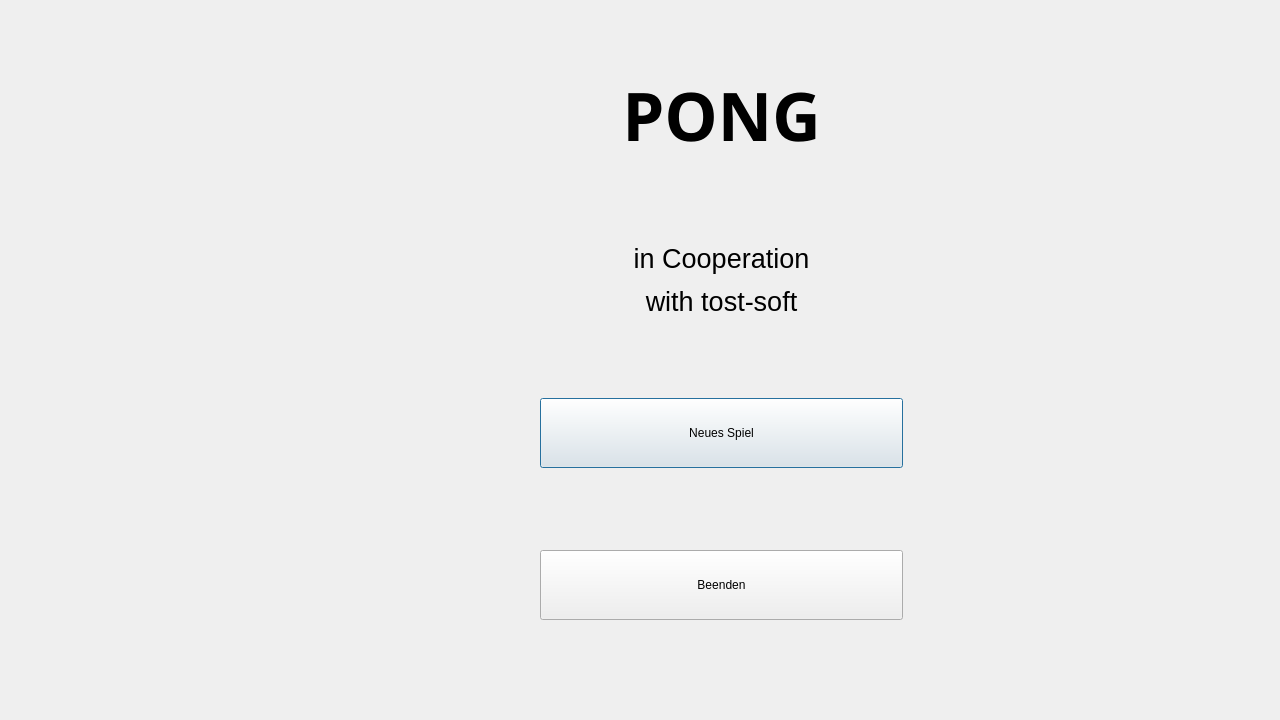
This is pongwindow.ui in Softwarebaecker/Tisch as Qt 5 draws it before an edit. The edited form follows.
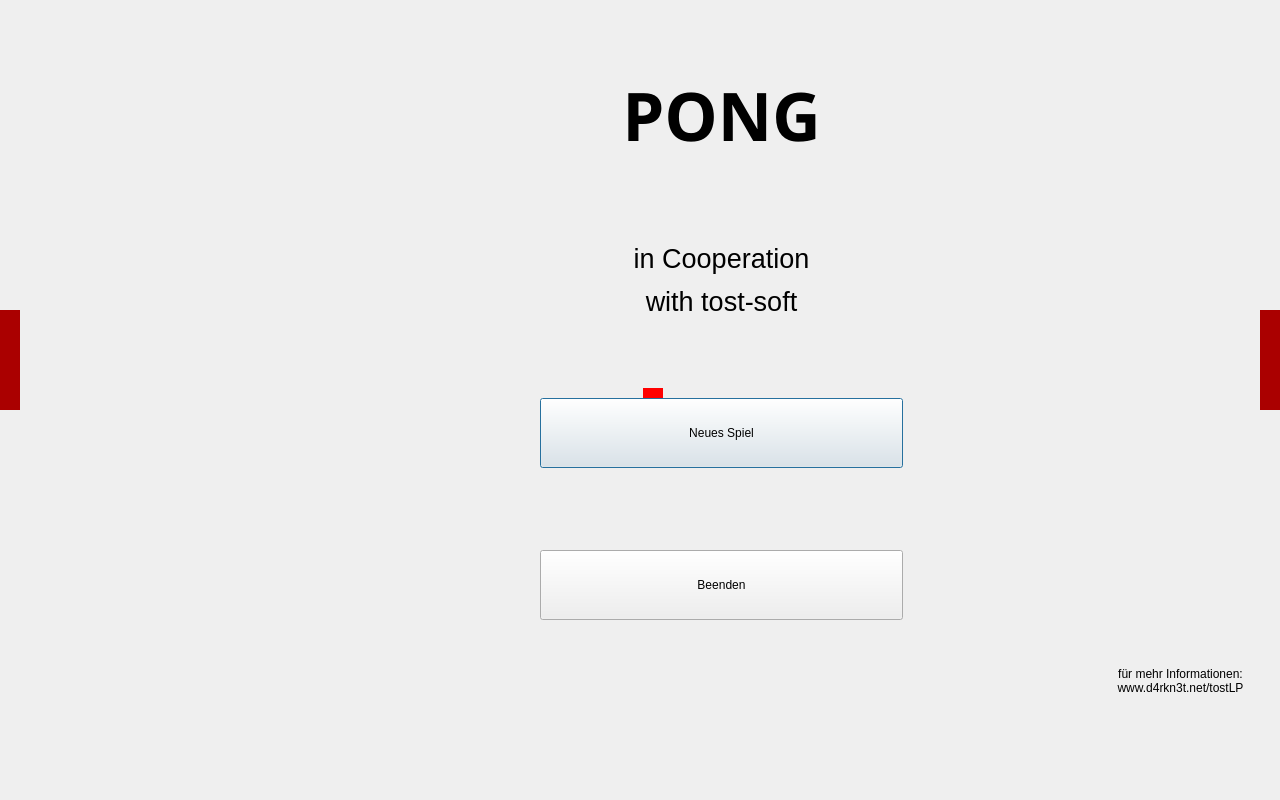
This is the edited form.

```diff
--- a/pongwindow.ui
+++ b/pongwindow.ui
@@ -7,12 +7,15 @@
     <x>0</x>
     <y>0</y>
     <width>1280</width>
-    <height>720</height>
+    <height>800</height>
    </rect>
   </property>
   <property name="windowTitle">
    <string>Pong</string>
   </property>
+  <property name="styleSheet">
+   <string notr="true"/>
+  </property>
   <widget class="QWidget" name="Panel_Left" native="true">
    <property name="geometry">
     <rect>
@@ -23,7 +26,10 @@
     </rect>
    </property>
    <property name="autoFillBackground">
-    <bool>true</bool>
+    <bool>false</bool>
+   </property>
+   <property name="styleSheet">
+    <string notr="true">background-color: rgb(170, 0, 0);</string>
    </property>
   </widget>
   <widget class="QWidget" name="Ball" native="true">
@@ -35,6 +41,9 @@
      <height>20</height>
     </rect>
    </property>
+   <property name="styleSheet">
+    <string notr="true">background-color: rgb(255, 0, 0);</string>
+   </property>
   </widget>
   <widget class="QWidget" name="Panel_Right" native="true">
    <property name="geometry">
@@ -45,6 +54,9 @@
      <height>100</height>
     </rect>
    </property>
+   <property name="styleSheet">
+    <string notr="true">background-color: rgb(170, 0, 0);</string>
+   </property>
   </widget>
   <widget class="QWidget" name="layoutWidget">
    <property name="geometry">
@@ -162,6 +174,23 @@
     </item>
    </layout>
   </widget>
+  <widget class="QLabel" name="label_3">
+   <property name="geometry">
+    <rect>
+     <x>1090</x>
+     <y>650</y>
+     <width>181</width>
+     <height>61</height>
+    </rect>
+   </property>
+   <property name="text">
+    <string>für mehr Informationen:
+www.d4rkn3t.net/tostLP</string>
+   </property>
+   <property name="alignment">
+    <set>Qt::AlignCenter</set>
+   </property>
+  </widget>
  </widget>
  <resources/>
  <connections>
```
